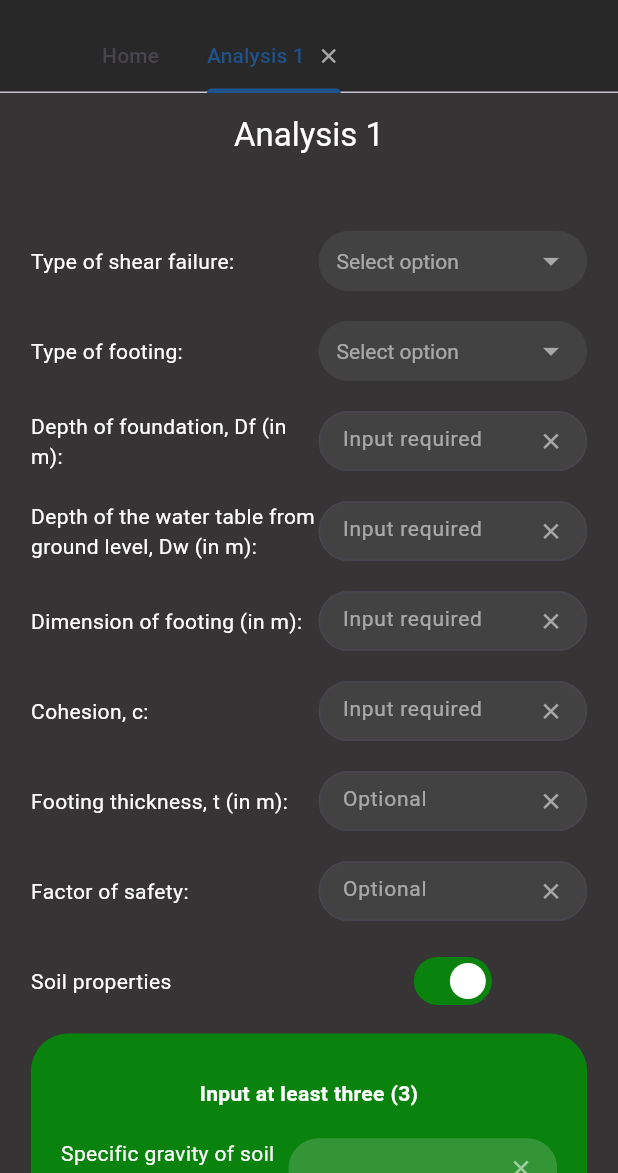
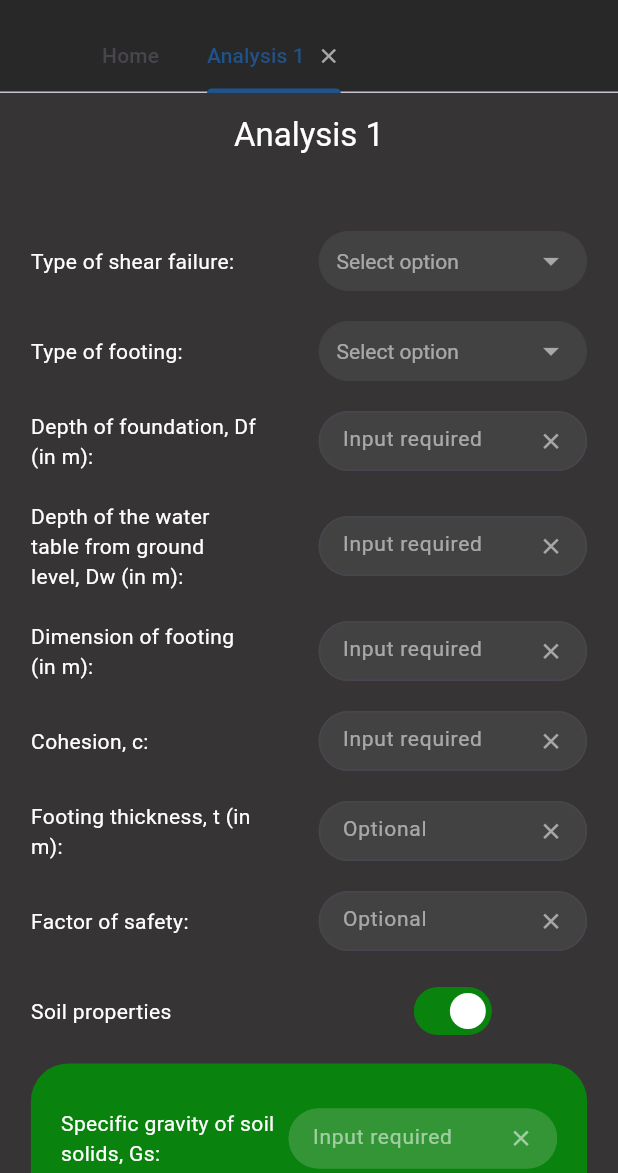
Before and after one commit to raymunddd/foundcalc, a Flutter app: the screen it shows after launch, after a tap on "Analysis", on a phone screen of 412 x 824 dp, the part 63-1236 px from its top. Run offline on Flutter 3.47's test engine with Material 3 defaults, Android fonts, the phone set to English and light mode, and no system bars.

Commit message:
Update analysis_page.dart

```diff
--- a/foundcalc/lib/pages/analysis_page.dart
+++ b/foundcalc/lib/pages/analysis_page.dart
@@ -386,11 +386,14 @@ Widget build(BuildContext context) {
         child: Row(
           mainAxisAlignment: MainAxisAlignment.spaceBetween, // Centers row children horizontally
           children: [
-            Expanded(
+            Flexible(
+              child: Container(
+                width: 150,
                 child: Text(
                   'Depth of foundation, Df (in m):',
                   style: TextStyle(color: Colors.white),
                 ),
+              )
             ),
             Container(
               width: 179,
@@ -445,11 +448,14 @@ Widget build(BuildContext context) {
         child: Row(
           mainAxisAlignment: MainAxisAlignment.spaceBetween, // Centers row children horizontally
           children: [
-            Expanded(
+            Flexible(
+              child: Container(
+                width: 150,
                 child: Text(
                   'Depth of the water table from ground level, Dw (in m):',
                   style: TextStyle(color: Colors.white),
                 ),
+              )
             ),
             Container(
               width: 179,
@@ -504,11 +510,14 @@ Widget build(BuildContext context) {
         child: Row(
           mainAxisAlignment: MainAxisAlignment.spaceBetween, // Centers row children horizontally
           children: [
-            Expanded(
+            Flexible(
+              child: Container(
+                width: 150,
                 child: Text(
                   footingDetLabel,
                   style: TextStyle(color: Colors.white),
                 ),
+              )
             ),
             Container(
               width: 179,
@@ -563,11 +572,14 @@ Widget build(BuildContext context) {
         child: Row(
           mainAxisAlignment: MainAxisAlignment.spaceBetween, // Centers row children horizontally
           children: [
-            Expanded(
+            Flexible(
+              child: Container(
+                width: 150,
                 child: Text(
                   'Cohesion, c:',
                   style: TextStyle(color: Colors.white),
                 ),
+              )
             ),
             Container(
               width: 179,
@@ -622,11 +634,14 @@ Widget build(BuildContext context) {
         child: Row(
           mainAxisAlignment: MainAxisAlignment.spaceBetween, // Centers row children horizontally
           children: [
-            Expanded(
+            Flexible(
+              child: Container(
+                width: 150,
                 child: Text(
                   'Footing thickness, t (in m):',
                   style: TextStyle(color: Colors.white),
                 ),
+              )
             ),
             Container(
               width: 179,
@@ -681,11 +696,14 @@ Widget build(BuildContext context) {
         child: Row(
           mainAxisAlignment: MainAxisAlignment.spaceBetween, // Centers row children horizontally
           children: [
-            Expanded(
+            Flexible(
+              child: Container(
+                width: 150,
                 child: Text(
                   'Factor of safety:',
                   style: TextStyle(color: Colors.white),
                 ),
+              )
             ),
             Container(
               width: 179,
@@ -741,11 +759,14 @@ Widget build(BuildContext context) {
         child: Row(
           mainAxisAlignment: MainAxisAlignment.spaceBetween, // Centers row children horizontally
           children: [
-            Expanded(
+            Flexible(
+              child: Container(
+                width: 150,
                 child: Text(
                   'Soil properties',
                   style: TextStyle(color: Colors.white),
                 ),
+              )
             ),
             Container(
               width: 179,
@@ -795,7 +816,6 @@ Widget build(BuildContext context) {
               mainAxisSize: MainAxisSize.min,
               children: [
 // Soil Prop On Manager
-                row10aHeader(),
                 row10aaGs(),
                 row10abWaterContent(),
                 row10acVoidRatio(),
@@ -807,26 +827,6 @@ Widget build(BuildContext context) {
       ),
     );
   }
-  Widget row10aHeader() {
-    return Padding(
-      padding: const EdgeInsets.symmetric(vertical: 10),
-      child: Row(
-        mainAxisAlignment: MainAxisAlignment.center, // Centers the text
-        children: [
-          Flexible(
-            child: Text(
-              'Input at least three (3)',
-              style: TextStyle(
-                color: Colors.white,
-                fontWeight: FontWeight.bold, // Makes text bold
-              ),
-              textAlign: TextAlign.center, // Centers the text inside the widget
-            ),
-          ),
-        ],
-      ),
-    );
-  }
   Widget row10aaGs() {
     return Padding(
       padding: const EdgeInsets.symmetric(vertical: 10),
@@ -854,6 +854,8 @@ Widget build(BuildContext context) {
                   controller: inputSpecificGravity,
                   style: TextStyle(color: Colors.white),
                   decoration: InputDecoration(
+                    hintText: "Input required",
+                    hintStyle: TextStyle(color: Colors.white54, fontSize: 14),
                     enabledBorder: OutlineInputBorder(
                       borderRadius: BorderRadius.circular(25),
                       borderSide: BorderSide(color: Color.fromARGB(255, 51, 149, 53)),
@@ -915,6 +917,8 @@ Widget build(BuildContext context) {
                   controller: inputWaterContent,
                   style: TextStyle(color: Colors.white),
                   decoration: InputDecoration(
+                    hintText: "Optional",
+                    hintStyle: TextStyle(color: Colors.white54, fontSize: 14),
                     enabledBorder: OutlineInputBorder(
                       borderRadius: BorderRadius.circular(25),
                       borderSide: BorderSide(color: Color.fromARGB(255, 51, 149, 53)),
@@ -976,6 +980,8 @@ Widget build(BuildContext context) {
                   controller: inputVoidRatio,
                   style: TextStyle(color: Colors.white),
                   decoration: InputDecoration(
+                    hintText: "Input required",
+                    hintStyle: TextStyle(color: Colors.white54, fontSize: 14),
                     enabledBorder: OutlineInputBorder(
                       borderRadius: BorderRadius.circular(25),
                       borderSide: BorderSide(color: Color.fromARGB(255, 51, 149, 53)),
@@ -1037,6 +1043,8 @@ Widget build(BuildContext context) {
                   controller: inputDegreeSat,
                   style: TextStyle(color: Colors.white),
                   decoration: InputDecoration(
+                    hintText: "Optional",
+                    hintStyle: TextStyle(color: Colors.white54, fontSize: 14),
                     enabledBorder: OutlineInputBorder(
                       borderRadius: BorderRadius.circular(25),
                       borderSide: BorderSide(color: Color.fromARGB(255, 51, 149, 53)),
@@ -1317,11 +1325,14 @@ Widget build(BuildContext context) {
         child: Row(
           mainAxisAlignment: MainAxisAlignment.spaceBetween, // Centers row children horizontally
           children: [
-            Expanded(
+            Flexible(
+              child: Container(
+                width: 150,
                 child: Text(
                   'Angle of internal friction',
                   style: TextStyle(color: Colors.white),
                 ),
+              )
             ),
             Container(
               width: 179,
@@ -1673,11 +1684,14 @@ Widget build(BuildContext context) {
         child: Row(
           mainAxisAlignment: MainAxisAlignment.spaceBetween, // Centers row children horizontally
           children: [
-            Expanded(
+            Flexible(
+              child: Container(
+                width: 150,
                 child: Text(
                   'Unit weight of water (assumed as 9.81 kN/m³ if not given)',
                   style: TextStyle(color: Colors.white),
                 ),
+              )
             ),
             Container(
               width: 179,
@@ -1806,11 +1820,14 @@ Widget build(BuildContext context) {
         child: Row(
           mainAxisAlignment: MainAxisAlignment.spaceBetween, // Centers row children horizontally
           children: [
-            Expanded(
+            Flexible(
+              child: Container(
+                width: 150,
                 child: Text(
                   'Unit weight of concrete (assumed as 24 kN/m³ if not given)',
                   style: TextStyle(color: Colors.white),
                 ),
+              )
             ),
             Container(
               width: 179,
```
Lines whose indentation alone changed are shown as unchanged.
